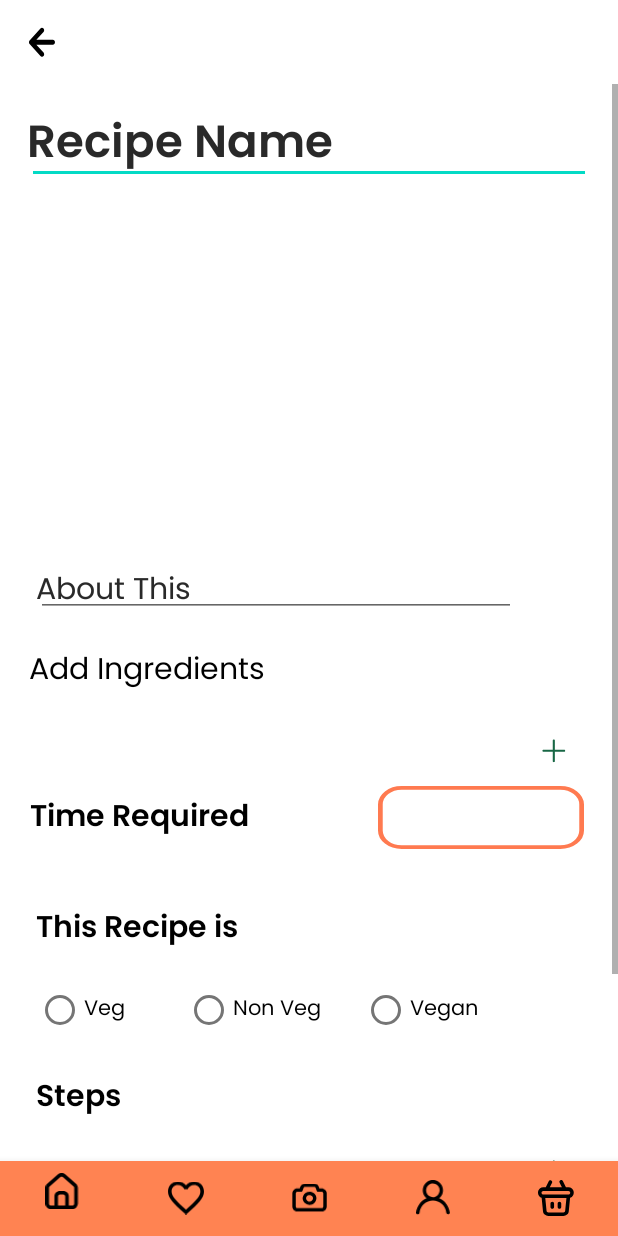
After one commit to djunicode/RecipePool, an Android app: the AddRecipe screen opened directly, with no data from a screen before it, on a phone screen of 412 x 824 dp. The commit adds this screen. Run offline under Robolectric (Android 15) with nearby library versions, the phone set to English and light mode, and no system bars.

Commit message:
working on add recipes

```diff
--- /dev/null
+++ b/android/App/app/src/main/java/com/example/recipepool/screens/AddRecipe.kt
@@ -0,0 +1,17 @@
+package com.example.recipepool.screens
+
+import androidx.appcompat.app.AppCompatActivity
+import android.os.Bundle
+import com.example.recipepool.databinding.ActivityAddRecipeBinding
+
+class AddRecipe : AppCompatActivity() {
+
+    private lateinit var binding:ActivityAddRecipeBinding
+
+    override fun onCreate(savedInstanceState: Bundle?) {
+        super.onCreate(savedInstanceState)
+        binding = ActivityAddRecipeBinding.inflate(layoutInflater)
+        setContentView(binding.root)
+
+    }
+}
--- /dev/null
+++ b/android/App/app/src/main/res/drawable/ic_add_green.xml
@@ -0,0 +1,9 @@
+<vector xmlns:android="http://schemas.android.com/apk/res/android"
+    android:width="23dp"
+    android:height="23dp"
+    android:viewportWidth="23"
+    android:viewportHeight="23">
+  <path
+      android:pathData="M12.3177,10.3229L12.3248,1.4204C12.3248,1.1541 12.219,0.8987 12.0307,0.7104C11.8424,0.5221 11.587,0.4163 11.3207,0.4163C11.0544,0.4163 10.799,0.5221 10.6107,0.7104C10.4224,0.8987 10.3166,1.1541 10.3166,1.4204L10.3237,10.3229L1.4212,10.3158C1.1549,10.3158 0.8995,10.4216 0.7112,10.6099C0.5229,10.7982 0.4171,11.0536 0.4171,11.3199C0.4171,11.5862 0.5229,11.8416 0.7112,12.0299C0.8995,12.2182 1.1549,12.324 1.4212,12.324L10.3237,12.3169L10.3166,21.2194C10.3161,21.3514 10.3417,21.4822 10.3919,21.6043C10.4422,21.7263 10.5161,21.8373 10.6095,21.9306C10.7028,22.0239 10.8137,22.0979 10.9358,22.1482C11.0579,22.1984 11.1887,22.224 11.3207,22.2235C11.4527,22.224 11.5835,22.1984 11.7056,22.1482C11.8277,22.0979 11.9386,22.0239 12.0319,21.9306C12.1253,21.8373 12.1992,21.7263 12.2495,21.6043C12.2997,21.4822 12.3253,21.3514 12.3248,21.2194L12.3177,12.3169L21.2202,12.324C21.3522,12.3245 21.483,12.2989 21.6051,12.2487C21.7272,12.1984 21.8381,12.1245 21.9314,12.0311C22.0247,11.9378 22.0987,11.8269 22.149,11.7048C22.1992,11.5827 22.2248,11.4519 22.2243,11.3199C22.2248,11.1879 22.1992,11.0571 22.149,10.935C22.0987,10.8129 22.0247,10.702 21.9314,10.6087C21.8381,10.5153 21.7272,10.4414 21.6051,10.3911C21.483,10.3409 21.3522,10.3153 21.2202,10.3158L12.3177,10.3229Z"
+      android:fillColor="#186745"/>
+</vector>
--- /dev/null
+++ b/android/App/app/src/main/res/layout/activity_add_recipe.xml
@@ -0,0 +1,327 @@
+<?xml version="1.0" encoding="utf-8"?>
+<androidx.constraintlayout.widget.ConstraintLayout xmlns:android="http://schemas.android.com/apk/res/android"
+    xmlns:app="http://schemas.android.com/apk/res-auto"
+    xmlns:tools="http://schemas.android.com/tools"
+    android:layout_width="match_parent"
+    android:layout_height="match_parent"
+    tools:context=".screens.AddRecipe">
+
+
+    <androidx.appcompat.widget.Toolbar
+        android:id="@+id/toolbar2"
+        android:layout_width="match_parent"
+        android:layout_height="?attr/actionBarSize"
+        app:layout_constraintEnd_toEndOf="parent"
+        app:layout_constraintStart_toStartOf="parent"
+        app:layout_constraintTop_toTopOf="parent">
+
+        <ImageView
+            android:id="@+id/image_back"
+            android:layout_width="wrap_content"
+            android:layout_height="wrap_content"
+            android:layout_marginStart="19dp"
+            android:layout_marginEnd="19dp"
+            android:src="@drawable/ic_vector_back" />
+
+    </androidx.appcompat.widget.Toolbar>
+
+
+    <ScrollView
+        android:id="@+id/scrollAddRecipe"
+        android:layout_width="match_parent"
+        android:layout_height="0dp"
+        app:layout_constraintBottom_toTopOf="@+id/btNavAddRecipe"
+        app:layout_constraintEnd_toEndOf="parent"
+        app:layout_constraintHorizontal_bias="0.0"
+        app:layout_constraintStart_toStartOf="parent"
+        app:layout_constraintTop_toBottomOf="@+id/toolbar2">
+
+        <androidx.constraintlayout.widget.ConstraintLayout
+            android:layout_width="match_parent"
+            android:layout_height="300dp"
+            tools:context=".screens.AddRecipe">
+
+            <TextView
+                android:id="@+id/textNameRecipe"
+                android:layout_width="match_parent"
+                android:layout_height="wrap_content"
+                android:layout_marginStart="18dp"
+                android:layout_marginTop="15dp"
+                android:layout_marginEnd="18dp"
+                android:fontFamily="@font/poppins_semi_bold"
+                android:hint="Recipe Name"
+                android:textColor="@color/black"
+                android:textSize="30sp"
+                app:layout_constraintEnd_toEndOf="parent"
+                app:layout_constraintHorizontal_bias="0.0"
+                app:layout_constraintStart_toStartOf="parent"
+                app:layout_constraintTop_toTopOf="parent"
+                app:layout_constraintVertical_bias="0.0" />
+
+            <EditText
+                android:id="@+id/editNameRecipe"
+                android:layout_width="match_parent"
+                android:layout_height="wrap_content"
+                android:layout_marginStart="18dp"
+                android:layout_marginTop="15dp"
+                android:layout_marginEnd="18dp"
+                android:fontFamily="@font/poppins_semi_bold"
+                android:hint="Recipe Name"
+                android:padding="0dp"
+                android:textColor="@color/black"
+                android:textSize="30sp"
+                app:layout_constraintEnd_toEndOf="parent"
+                app:layout_constraintHorizontal_bias="0.0"
+                app:layout_constraintStart_toStartOf="parent"
+                app:layout_constraintTop_toTopOf="parent" />
+
+            <ImageView
+                android:id="@+id/imageAddRecipe"
+                android:layout_width="match_parent"
+                android:layout_height="215dp"
+                android:layout_marginTop="20dp"
+                app:layout_constraintEnd_toEndOf="parent"
+                app:layout_constraintStart_toStartOf="parent"
+                app:layout_constraintTop_toBottomOf="@+id/textNameRecipe" />
+
+            <TextView
+                android:id="@+id/textAboutAddRecipe"
+                android:layout_width="320dp"
+                android:layout_height="wrap_content"
+                android:layout_marginLeft="24dp"
+                android:layout_marginTop="20dp"
+                android:fontFamily="@font/poppins"
+                android:hint="About This"
+                android:textColor="@color/black"
+                android:textSize="20sp"
+                app:layout_constraintEnd_toEndOf="parent"
+                app:layout_constraintHorizontal_bias="0.0"
+                app:layout_constraintStart_toStartOf="parent"
+                app:layout_constraintTop_toBottomOf="@+id/imageAddRecipe" />
+
+            <EditText
+                android:layout_width="320dp"
+                android:layout_height="wrap_content"
+                android:layout_marginLeft="24dp"
+                android:layout_marginTop="20dp"
+                android:fontFamily="@font/poppins"
+                android:hint="About This"
+                android:padding="0dp"
+                android:textColor="@color/black"
+                android:textSize="20sp"
+                app:layout_constraintEnd_toEndOf="parent"
+                app:layout_constraintHorizontal_bias="0.0"
+                app:layout_constraintStart_toStartOf="parent"
+                app:layout_constraintTop_toBottomOf="@+id/imageAddRecipe" />
+
+            <TextView
+                android:id="@+id/addAddRecipe"
+                android:layout_width="237dp"
+                android:layout_height="wrap_content"
+                android:layout_marginLeft="19dp"
+                android:layout_marginTop="20dp"
+                android:fontFamily="@font/poppins"
+                android:text="Add Ingredients"
+                android:textColor="@color/black"
+                android:textSize="20dp"
+                app:layout_constraintEnd_toEndOf="parent"
+                app:layout_constraintHorizontal_bias="0.0"
+                app:layout_constraintStart_toStartOf="parent"
+                app:layout_constraintTop_toBottomOf="@+id/textAboutAddRecipe" />
+
+            <androidx.recyclerview.widget.RecyclerView
+                android:id="@+id/rvIngredientsAddRecipe"
+                android:layout_width="match_parent"
+                android:layout_height="wrap_content"
+                android:layout_marginLeft="20dp"
+                android:layout_marginTop="24dp"
+                android:layout_marginRight="20dp"
+                app:layout_constraintEnd_toEndOf="parent"
+                app:layout_constraintHorizontal_bias="0.0"
+                app:layout_constraintStart_toStartOf="parent"
+                app:layout_constraintTop_toBottomOf="@+id/addAddRecipe" />
+
+            <ImageView
+                android:id="@+id/addIconAddRecipe"
+                android:layout_width="16dp"
+                android:layout_height="16dp"
+                android:layout_marginLeft="305dp"
+                android:layout_marginTop="4dp"
+                android:layout_marginRight="32dp"
+                android:src="@drawable/ic_add_green"
+                app:layout_constraintEnd_toEndOf="parent"
+                app:layout_constraintHorizontal_bias="0.959"
+                app:layout_constraintStart_toStartOf="parent"
+                app:layout_constraintTop_toBottomOf="@+id/rvIngredientsAddRecipe" />
+
+            <TextView
+                android:id="@+id/textTimeAddRecipe"
+                android:layout_width="wrap_content"
+                android:layout_height="wrap_content"
+                android:layout_marginLeft="20dp"
+                android:layout_marginTop="40dp"
+                android:layout_marginRight="210dp"
+                android:fontFamily="@font/poppins_semi_bold"
+                android:text="Time Required"
+                android:textColor="@color/black"
+                android:textSize="20dp"
+                app:layout_constraintEnd_toEndOf="parent"
+                app:layout_constraintHorizontal_bias="0.0"
+                app:layout_constraintStart_toStartOf="parent"
+                app:layout_constraintTop_toBottomOf="@+id/rvIngredientsAddRecipe" />
+
+            <EditText
+                android:id="@+id/editTimeAddRecipe"
+                android:layout_width="137dp"
+                android:layout_height="42dp"
+                android:layout_marginLeft="210dp"
+                android:layout_marginTop="35dp"
+                android:layout_marginRight="20dp"
+                android:background="@drawable/ic_rectangle_spinner"
+                android:padding="0dp"
+                app:layout_constraintEnd_toEndOf="parent"
+                app:layout_constraintHorizontal_bias="0.941"
+                app:layout_constraintStart_toStartOf="parent"
+                app:layout_constraintTop_toBottomOf="@+id/rvIngredientsAddRecipe" />
+
+            <TextView
+                android:id="@+id/textThisRecipe"
+                android:layout_width="wrap_content"
+                android:layout_height="wrap_content"
+                android:layout_marginLeft="24dp"
+                android:layout_marginTop="40dp"
+                android:layout_marginRight="200dp"
+                android:fontFamily="@font/poppins_semi_bold"
+                android:text="This Recipe is"
+                android:textColor="@color/black"
+                android:textSize="20dp"
+                app:layout_constraintEnd_toEndOf="parent"
+                app:layout_constraintHorizontal_bias="0.0"
+                app:layout_constraintStart_toStartOf="parent"
+                app:layout_constraintTop_toBottomOf="@+id/textTimeAddRecipe" />
+
+            <RadioGroup
+                android:id="@+id/radioGroupAddRecipe"
+                android:layout_width="wrap_content"
+                android:layout_height="wrap_content"
+                android:layout_marginLeft="24dp"
+                android:layout_marginTop="15dp"
+                android:layout_marginRight="24dp"
+                android:orientation="horizontal"
+                app:layout_constraintEnd_toEndOf="parent"
+                app:layout_constraintHorizontal_bias="0.0"
+                app:layout_constraintStart_toStartOf="parent"
+                app:layout_constraintTop_toBottomOf="@+id/textThisRecipe">
+
+                <RadioButton
+                    android:id="@+id/radio_veg"
+                    android:layout_width="79dp"
+                    android:layout_height="41dp"
+                    android:fontFamily="@font/poppins"
+                    android:text="Veg"
+                    android:textColor="#000000"
+                    android:textSize="14sp" />
+
+                <RadioButton
+                    android:id="@+id/radio_non_veg"
+                    android:layout_width="98dp"
+                    android:layout_height="42dp"
+                    android:layout_marginStart="20dp"
+                    android:fontFamily="@font/poppins"
+                    android:text="Non Veg"
+                    android:textColor="#000000"
+                    android:textSize="14sp" />
+
+                <RadioButton
+                    android:id="@+id/radio_vegan"
+                    android:layout_width="89dp"
+                    android:layout_height="43dp"
+                    android:layout_marginStart="20dp"
+                    android:fontFamily="@font/poppins"
+                    android:text="Vegan"
+                    android:textColor="#000000"
+                    android:textSize="14sp" />
+
+            </RadioGroup>
+
+            <TextView
+                android:id="@+id/textSteps"
+                android:layout_width="wrap_content"
+                android:layout_height="wrap_content"
+                android:layout_marginLeft="24dp"
+                android:layout_marginTop="20dp"
+                android:layout_marginRight="246dp"
+                android:fontFamily="@font/poppins_semi_bold"
+                android:text="Steps"
+                android:textColor="@color/black"
+                android:textSize="20dp"
+                app:layout_constraintEnd_toEndOf="parent"
+                app:layout_constraintHorizontal_bias="0.0"
+                app:layout_constraintStart_toStartOf="parent"
+                app:layout_constraintTop_toBottomOf="@+id/radioGroupAddRecipe" />
+
+            <androidx.recyclerview.widget.RecyclerView
+                android:id="@+id/rvStepsAddRecipes"
+                android:layout_width="match_parent"
+                android:layout_height="wrap_content"
+                android:layout_marginLeft="20dp"
+                android:layout_marginTop="20dp"
+                android:layout_marginRight="20dp"
+                app:layout_constraintEnd_toEndOf="parent"
+                app:layout_constraintStart_toStartOf="parent"
+                app:layout_constraintTop_toBottomOf="@+id/textSteps" />
+
+            <ImageView
+                android:id="@+id/addIcon2AddRecipe"
+                android:layout_width="16dp"
+                android:layout_height="16dp"
+                android:layout_marginLeft="305dp"
+                android:layout_marginTop="4dp"
+                android:layout_marginRight="32dp"
+                android:src="@drawable/ic_add_green"
+                app:layout_constraintEnd_toEndOf="parent"
+                app:layout_constraintHorizontal_bias="0.959"
+                app:layout_constraintStart_toStartOf="parent"
+                app:layout_constraintTop_toBottomOf="@+id/rvStepsAddRecipes" />
+
+            <androidx.appcompat.widget.AppCompatButton
+                android:id="@+id/add_recipe_button"
+                android:layout_width="324dp"
+                android:layout_height="wrap_content"
+                android:layout_marginStart="15dp"
+                android:layout_marginTop="54dp"
+                android:layout_marginEnd="15dp"
+                android:layout_marginBottom="53dp"
+                android:background="#FF8352"
+                android:fontFamily="@font/poppins"
+                android:text="Add Recipe"
+                android:textAlignment="center"
+                android:textAllCaps="false"
+                android:textColor="@color/black"
+                android:textSize="19sp"
+                app:cornerRadius="4dp"
+                app:layout_constraintBottom_toBottomOf="parent"
+                app:layout_constraintEnd_toEndOf="parent"
+                app:layout_constraintHorizontal_bias="0.5"
+                app:layout_constraintStart_toStartOf="parent"
+                app:layout_constraintTop_toBottomOf="@id/rvStepsAddRecipes" />
+
+        </androidx.constraintlayout.widget.ConstraintLayout>
+
+    </ScrollView>
+
+    <com.google.android.material.bottomnavigation.BottomNavigationView
+        android:id="@+id/btNavAddRecipe"
+        android:layout_width="match_parent"
+        android:layout_height="50dp"
+        android:background="#FF8352"
+        app:itemIconTint="@color/black"
+        app:layout_constraintBottom_toBottomOf="parent"
+        app:layout_constraintEnd_toEndOf="parent"
+        app:layout_constraintHorizontal_bias="0.0"
+        app:layout_constraintStart_toStartOf="parent"
+        app:layout_constraintVertical_bias="1.0"
+        app:menu="@menu/bottom_nav" />
+
+
+</androidx.constraintlayout.widget.ConstraintLayout>
--- a/android/App/app/src/main/res/layout/activity_search.xml
+++ b/android/App/app/src/main/res/layout/activity_search.xml
@@ -46,6 +46,8 @@
 
     <androidx.recyclerview.widget.RecyclerView
         android:id="@+id/rv_search"
+        android:layout_marginLeft="27dp"
+        android:layout_marginRight="27dp"
         android:layout_width="match_parent"
         android:layout_height="wrap_content"
         app:layout_constraintBottom_toBottomOf="parent"
--- a/android/App/build.gradle
+++ b/android/App/build.gradle
@@ -9,7 +9,7 @@ buildscript {
 plugins {
     id 'com.android.application' version '7.1.3' apply false
     id 'com.android.library' version '7.1.3' apply false
-    id 'org.jetbrains.kotlin.android' version '1.6.20' apply false
+    id 'org.jetbrains.kotlin.android' version '1.6.21' apply false
 }
 
 
```
Also changed, not shown: android/App/app/src/main/AndroidManifest.xml (+7 -1 lines), android/App/app/src/main/java/com/example/recipepool/recycleradapter/RecyclerAdapterIngredientsAddRecipe.kt (added, +37 -0 lines), android/App/app/src/main/java/com/example/recipepool/recycleradapter/RecyclerAdapterStepsAddRecipe.kt (added, +35 -0 lines), android/App/app/src/main/java/com/example/recipepool/screens/TaggedRecipes.kt (added, +31 -0 lines), android/App/app/src/main/res/layout/activity_tagged_recipes.xml (added, +37 -0 lines), android/App/app/src/main/res/layout/layout_add_ingredients.xml (added, +53 -0 lines).
